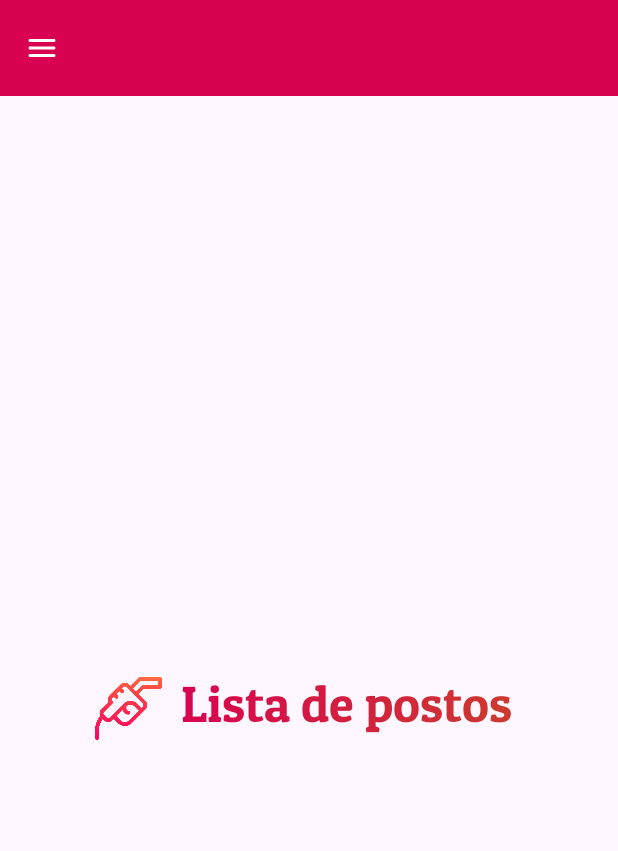
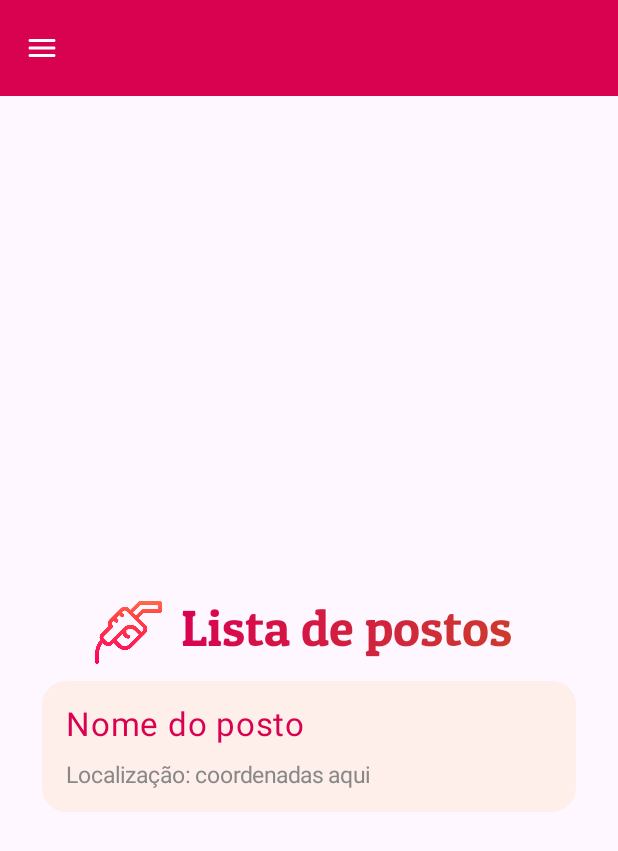
Before and after one commit to biankacosta/alcool-or-gasoline-extended, an Android app built with Jetpack Compose: the list screen opened through its navigation route, on a phone screen of 412 x 824 dp. Shown: the top 851 px of the screen. Run offline under Robolectric (Android 15) with nearby library versions, the light colour scheme and no system bars.

Commit message:
Localization enabled | List of gas stations UI updated

```diff
--- a/app/build.gradle.kts
+++ b/app/build.gradle.kts
@@ -51,6 +51,7 @@ dependencies {
     implementation(libs.androidx.material3)
     implementation(libs.androidx.navigation.compose)
     implementation(libs.androidx.compose.material3)
+    implementation(libs.play.services.location)
     testImplementation(libs.junit)
     androidTestImplementation(libs.androidx.junit)
     androidTestImplementation(libs.androidx.espresso.core)
--- a/app/src/main/java/com/example/alcoolougasolina/ListScreen.kt
+++ b/app/src/main/java/com/example/alcoolougasolina/ListScreen.kt
@@ -1,6 +1,7 @@
 package com.example.alcoolougasolina
 
 import android.util.Log
+import androidx.compose.foundation.background
 import androidx.compose.foundation.layout.Arrangement
 import androidx.compose.foundation.layout.Box
 import androidx.compose.foundation.layout.Column
@@ -11,14 +12,18 @@ import androidx.compose.foundation.layout.fillMaxSize
 import androidx.compose.foundation.layout.fillMaxWidth
 import androidx.compose.foundation.layout.height
 import androidx.compose.foundation.layout.padding
+import androidx.compose.foundation.layout.wrapContentHeight
 import androidx.compose.foundation.lazy.LazyColumn
 import androidx.compose.foundation.lazy.items
+import androidx.compose.foundation.shape.RoundedCornerShape
 import androidx.compose.material3.MaterialTheme
 import androidx.compose.material3.Text
 import androidx.compose.runtime.Composable
 import androidx.compose.ui.Alignment
 import androidx.compose.ui.Modifier
+import androidx.compose.ui.draw.clip
 import androidx.compose.ui.graphics.Brush
+import androidx.compose.ui.graphics.Color
 import androidx.compose.ui.platform.LocalContext
 import androidx.compose.ui.res.stringResource
 import androidx.compose.ui.unit.dp
@@ -27,6 +32,8 @@ import androidx.compose.ui.unit.sp
 @Composable
 fun List() {
     val context = LocalContext.current
+    val secondaryColor = MaterialTheme.colorScheme.secondary
+    val tertiaryColor = MaterialTheme.colorScheme.tertiary
     Box(modifier = Modifier.fillMaxSize()) {
         Column(modifier = Modifier.fillMaxSize().align(Alignment.Center),
             verticalArrangement = Arrangement.Center, horizontalAlignment = Alignment.CenterHorizontally) {
@@ -49,6 +56,29 @@ fun List() {
             }
             val stations = getGasStations(context)
 
+            Column (
+                modifier = Modifier
+                    .fillMaxWidth(0.9f)
+                    .wrapContentHeight()
+                    .padding(7.dp)
+                    .clip(RoundedCornerShape(16.dp))
+                    .background(secondaryColor)
+                    .padding(16.dp),
+                verticalArrangement = Arrangement.spacedBy(12.dp)
+            ) {
+                Text(
+                    text = "Nome do posto",
+                    style = MaterialTheme.typography.bodyLarge,
+                    color = tertiaryColor
+                )
+                Text(
+                    text = "Localização: coordenadas aqui",
+                    style = MaterialTheme.typography.labelSmall,
+                    fontSize = 15.sp,
+                    color = Color.Gray
+                )
+            }
+
             // Mostrando no Log os postos para debug
             Log.d("GasStations", "Lista de postos: $stations")
 
@@ -59,7 +89,7 @@ fun List() {
                 items(stations) { station ->
                     // Aqui, você pode exibir informações de cada posto, como nome e preço
                     Text(
-                        text = "Nome do posto: ${station.stationName}",
+                        text = "Nome do posto: ${station.stationName}, Localização: ${station.latitude}, ${station.longitude}",
                         style = MaterialTheme.typography.bodyMedium
                     )
                     Spacer(modifier = Modifier.height(8.dp))
--- a/app/src/main/res/values/strings.xml
+++ b/app/src/main/res/values/strings.xml
@@ -21,4 +21,9 @@
     <string name="enter_station_name">Nome do posto (Opcional)</string>
     <string name="save_station_button">Salvar posto</string>
     <string name="list_name">Lista de postos</string>
+    <string name="unnamed_gas_station">Posto sem nome</string>
+    <string name="permission_message">Com a permissão de localização, conseguimos salvar o local do posto junto com as informações de valores. Deseja permitir acesso à localização ou salvar sem localização?</string>
+    <string name="permission_required_title">Permissão à localização</string>
+    <string name="allow_access">Permitir acesso</string>
+    <string name="deny_access">Negar acesso</string>
 </resources>
--- a/gradle/libs.versions.toml
+++ b/gradle/libs.versions.toml
@@ -11,6 +11,7 @@ composeBom = "2024.04.01"
 uiTextGoogleFonts = "1.7.6"
 navigationCompose = "2.8.7"
 composeMaterial3 = "1.0.0-alpha32"
+playServicesLocation = "21.3.0"
 
 [libraries]
 androidx-core-ktx = { group = "androidx.core", name = "core-ktx", version.ref = "coreKtx" }
@@ -30,6 +31,7 @@ androidx-ui-test-junit4 = { group = "androidx.compose.ui", name = "ui-test-junit
 androidx-material3 = { group = "androidx.compose.material3", name = "material3" }
 androidx-navigation-compose = { group = "androidx.navigation", name = "navigation-compose", version.ref = "navigationCompose" }
 androidx-compose-material3 = { group = "androidx.wear.compose", name = "compose-material3", version.ref = "composeMaterial3" }
+play-services-location = { group = "com.google.android.gms", name = "play-services-location", version.ref = "playServicesLocation" }
 
 [plugins]
 android-application = { id = "com.android.application", version.ref = "agp" }
```
Also changed, not shown: app/src/main/java/com/example/alcoolougasolina/CalcularScreen.kt (+11 -7 lines), app/src/main/java/com/example/alcoolougasolina/MainActivity.kt (+22 -3 lines), app/src/main/java/com/example/alcoolougasolina/PermissionManager.kt (added, +91 -0 lines), app/src/main/java/com/example/alcoolougasolina/PreferencesManager.kt (+5 -5 lines), 1 other file.
